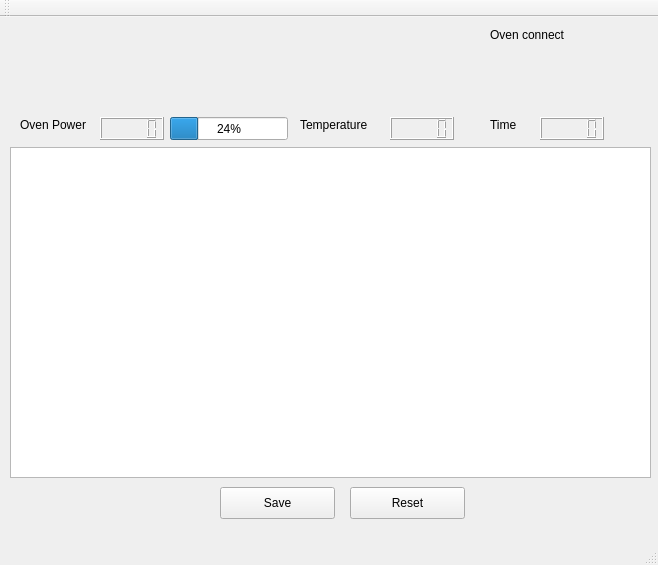
Before: the Qt Designer form mainwindow.ui in konovagit/IHM_Reflow_Oven, drawn with Qt 5.
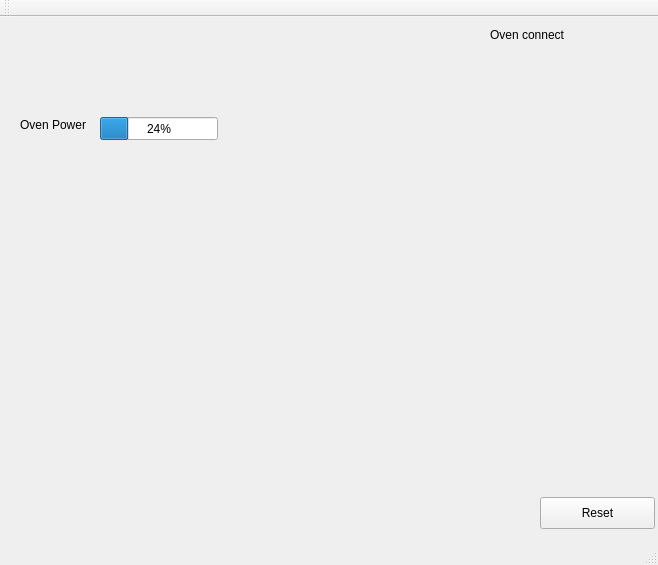
After: the same form once the commit is applied. Custom widgets are drawn as their Qt base class.

Diff of the .ui file:
```diff
--- a/mainwindow.ui
+++ b/mainwindow.ui
@@ -14,20 +14,10 @@
    <string>MainWindow</string>
   </property>
   <widget class="QWidget" name="centralWidget">
-   <widget class="QGraphicsView" name="graphicsView">
-    <property name="geometry">
-     <rect>
-      <x>10</x>
-      <y>130</y>
-      <width>641</width>
-      <height>331</height>
-     </rect>
-    </property>
-   </widget>
    <widget class="QProgressBar" name="progressBar">
     <property name="geometry">
      <rect>
-      <x>170</x>
+      <x>100</x>
       <y>100</y>
       <width>118</width>
       <height>23</height>
@@ -53,62 +43,6 @@
      <string>Oven Power</string>
     </property>
    </widget>
-   <widget class="QLCDNumber" name="lcdNumber">
-    <property name="geometry">
-     <rect>
-      <x>100</x>
-      <y>100</y>
-      <width>64</width>
-      <height>23</height>
-     </rect>
-    </property>
-   </widget>
-   <widget class="QLabel" name="label_2">
-    <property name="geometry">
-     <rect>
-      <x>300</x>
-      <y>100</y>
-      <width>81</width>
-      <height>16</height>
-     </rect>
-    </property>
-    <property name="text">
-     <string>Temperature</string>
-    </property>
-   </widget>
-   <widget class="QLCDNumber" name="lcdNumber_2">
-    <property name="geometry">
-     <rect>
-      <x>390</x>
-      <y>100</y>
-      <width>64</width>
-      <height>23</height>
-     </rect>
-    </property>
-   </widget>
-   <widget class="QLabel" name="label_3">
-    <property name="geometry">
-     <rect>
-      <x>490</x>
-      <y>100</y>
-      <width>81</width>
-      <height>16</height>
-     </rect>
-    </property>
-    <property name="text">
-     <string>Time</string>
-    </property>
-   </widget>
-   <widget class="QLCDNumber" name="lcdNumber_3">
-    <property name="geometry">
-     <rect>
-      <x>540</x>
-      <y>100</y>
-      <width>64</width>
-      <height>23</height>
-     </rect>
-    </property>
-   </widget>
    <widget class="QLabel" name="label_4">
     <property name="geometry">
      <rect>
@@ -125,21 +59,8 @@
    <widget class="QPushButton" name="pushButton">
     <property name="geometry">
      <rect>
-      <x>220</x>
-      <y>470</y>
-      <width>115</width>
-      <height>32</height>
-     </rect>
-    </property>
-    <property name="text">
-     <string>Save</string>
-    </property>
-   </widget>
-   <widget class="QPushButton" name="pushButton_2">
-    <property name="geometry">
-     <rect>
-      <x>350</x>
-      <y>470</y>
+      <x>540</x>
+      <y>480</y>
       <width>115</width>
       <height>32</height>
      </rect>
@@ -148,6 +69,16 @@
      <string>Reset</string>
     </property>
    </widget>
+   <widget class="QCustomPlot" name="Plot" native="true">
+    <property name="geometry">
+     <rect>
+      <x>9</x>
+      <y>139</y>
+      <width>641</width>
+      <height>331</height>
+     </rect>
+    </property>
+   </widget>
   </widget>
   <widget class="QMenuBar" name="menuBar">
    <property name="geometry">
@@ -170,6 +101,14 @@
   <widget class="QStatusBar" name="statusBar"/>
  </widget>
  <layoutdefault spacing="6" margin="11"/>
+ <customwidgets>
+  <customwidget>
+   <class>QCustomPlot</class>
+   <extends>QWidget</extends>
+   <header>qcustomplot.h</header>
+   <container>1</container>
+  </customwidget>
+ </customwidgets>
  <resources/>
  <connections/>
 </ui>
```
Left out of the diff: 4 changed lines with no effect on the pictures.
